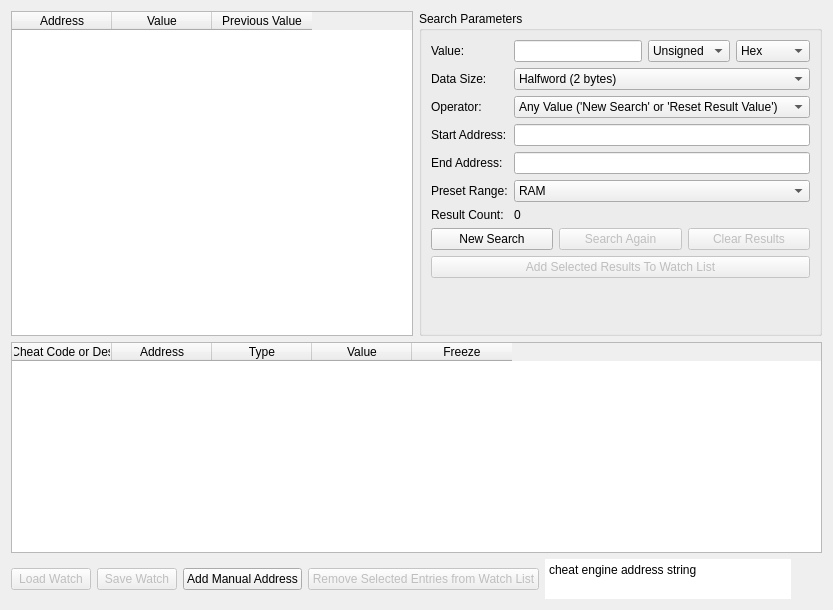
The window that src/duckstation-qt/memoryscannerwindow.ui (kofxi3584karlayang/duckstation) describes before a commit, drawn with Qt 5.
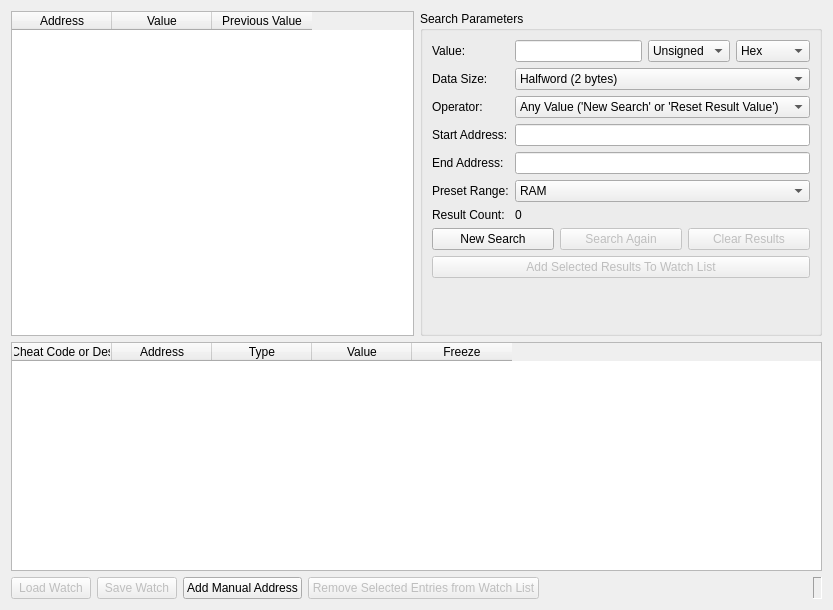
The same window after the commit. Icons and pictures are not drawn.

Commit message: Qt: Shrink text box size in memory scanner

```diff
--- a/src/duckstation-qt/memoryscannerwindow.ui
+++ b/src/duckstation-qt/memoryscannerwindow.ui
@@ -446,48 +446,6 @@
          </property>
         </widget>
        </item>
-       
-             <item>
-              <widget class="QTextEdit" name="cheatEngineAddress">
-               <property name="enabled">
-                <bool>true</bool>
-               </property>
-               <property name="maximumSize">
-                <size>
-                 <width>833</width>
-                 <height>40</height>
-                </size>
-               </property>               
-               <property name="inputMethodHints">
-                <set>Qt::ImhNone</set>
-               </property>
-               <property name="frameShape">
-                <enum>QFrame::NoFrame</enum>
-               </property>
-               <property name="verticalScrollBarPolicy">
-                <enum>Qt::ScrollBarAlwaysOff</enum>
-               </property>
-               <property name="horizontalScrollBarPolicy">
-                <enum>Qt::ScrollBarAlwaysOff</enum>
-               </property>
-               <property name="readOnly">
-                <bool>false</bool>
-               </property>
-               <property name="acceptRichText">
-                <bool>false</bool>
-               </property>
-               <property name="textInteractionFlags">
-                <set>Qt::TextEditable</set>
-               </property>
-               <property name="placeholderText">
-                <string notr="true"/>
-               </property>
-               <property name="text">
-                <string>cheat engine address string</string>
-               </property>
-              </widget>
-             </item>
-       
        <item>
         <spacer name="horizontalSpacer_2">
          <property name="orientation">
@@ -501,6 +459,28 @@
          </property>
         </spacer>
        </item>
+       <item>
+        <widget class="QLabel" name="cheatEngineAddress">
+         <property name="frameShape">
+          <enum>QFrame::Shape::Panel</enum>
+         </property>
+         <property name="frameShadow">
+          <enum>QFrame::Shadow::Sunken</enum>
+         </property>
+         <property name="text">
+          <string/>
+         </property>
+         <property name="textFormat">
+          <enum>Qt::TextFormat::PlainText</enum>
+         </property>
+         <property name="alignment">
+          <set>Qt::AlignmentFlag::AlignRight|Qt::AlignmentFlag::AlignTrailing|Qt::AlignmentFlag::AlignVCenter</set>
+         </property>
+         <property name="textInteractionFlags">
+          <set>Qt::TextInteractionFlag::LinksAccessibleByMouse|Qt::TextInteractionFlag::TextEditable|Qt::TextInteractionFlag::TextEditorInteraction|Qt::TextInteractionFlag::TextSelectableByKeyboard|Qt::TextInteractionFlag::TextSelectableByMouse</set>
+         </property>
+        </widget>
+       </item>
       </layout>
      </item>
     </layout>
```
